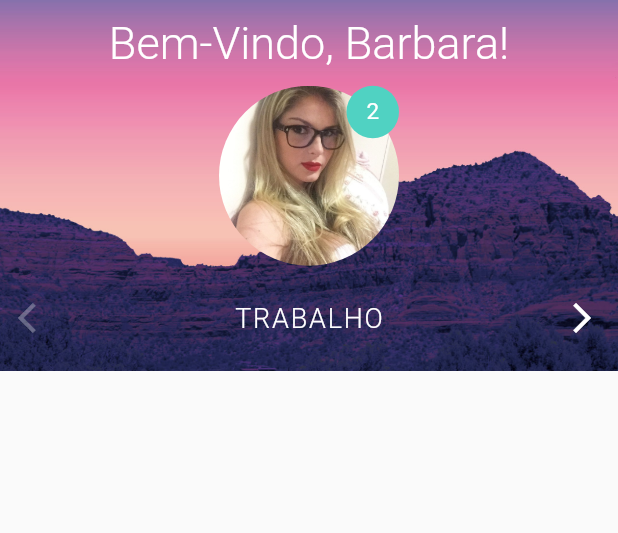
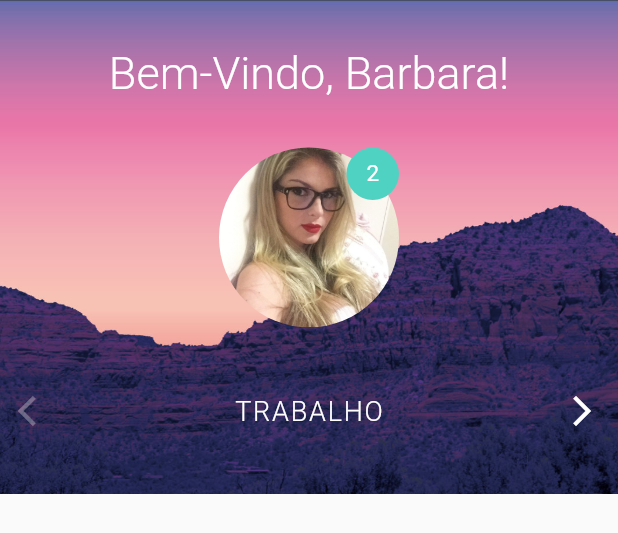
Before and after one commit to PAULOFO/anima-es_complexas, a Flutter app: the HomeTop widget shown alone on an empty page, opened directly with empty values, on a phone screen of 412 x 824 dp. Shown: the top 533 px of the screen. Run offline on Flutter 3.47's test engine with Material 2 defaults, Android fonts, the phone set to English and light mode, and no system bars.

Commit message:
Corrigindo overflow do painel de perfil alterando a porcentagem da da altura, de 0.3% para 0.4%, ou seja, 40%

```diff
--- a/lib/screens/home/widgets/home_top.dart
+++ b/lib/screens/home/widgets/home_top.dart
@@ -13,7 +13,7 @@ class HomeTop extends StatelessWidget {
     final screenSize = MediaQuery.of(context).size;
 
     return Container(
-      height: screenSize.height * 0.3,///Ocupa 30% de qualquer tela
+      height: screenSize.height * 0.4,///Ocupa 30% de qualquer tela
       decoration: BoxDecoration(
         image: DecorationImage(
           image: AssetImage('images/background.jpg'),
```
